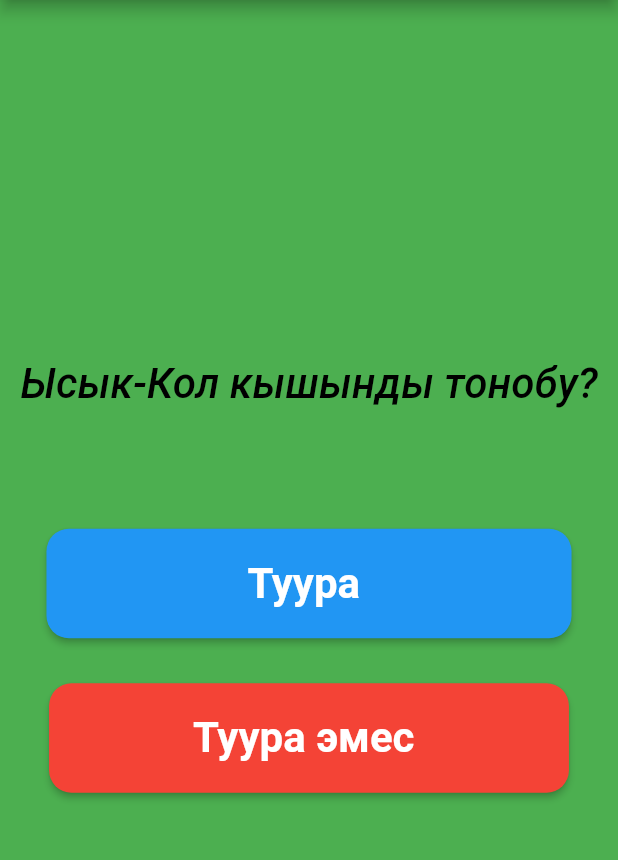
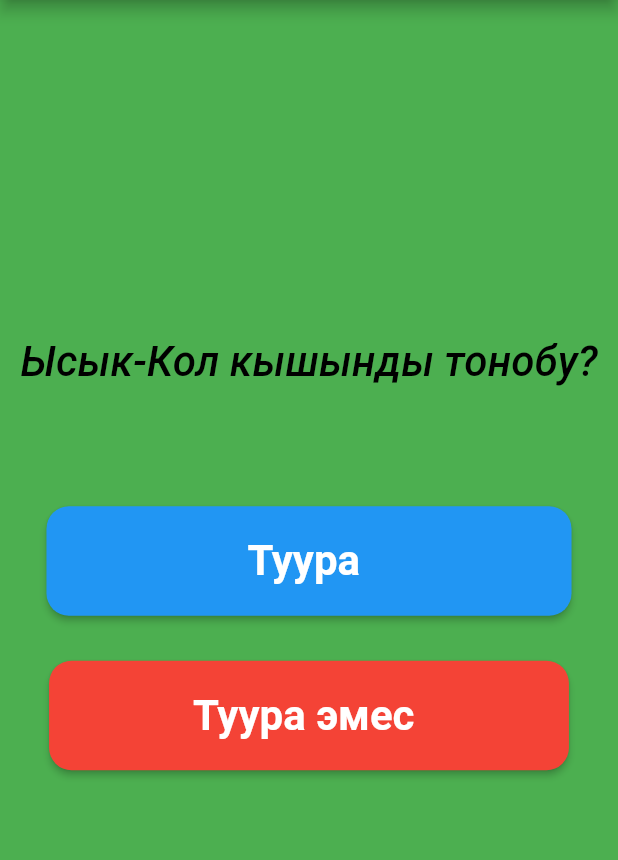
Before and after one commit to zharkynai13/Flutter-bilim, a Flutter app: the screen it shows after launch, after a tap on "Туура", on a phone screen of 412 x 824 dp, the part 84-944 px from its top. Run offline on Flutter 3.47's test engine with Material 2 defaults, Android fonts, the phone set to English and light mode, and no system bars; Roboto replaces fonts that are missing (addressCityAndState).

Commit message:
add small change in home page

```diff
--- a/quiz_app_hw7/lib/home/my_home_page.dart
+++ b/quiz_app_hw7/lib/home/my_home_page.dart
@@ -12,7 +12,7 @@ class MyHomePage extends StatefulWidget {
 
 class _MyHomePageState extends State<MyHomePage> {
   UseQuiz useQuiz = UseQuiz();
-  List<Icon> AddIcon = [];
+  List<Icon> addIcon = [];
 
   void check(bool use ) {
     setState(() {
@@ -22,7 +22,7 @@ class _MyHomePageState extends State<MyHomePage> {
     barrierDismissible: false, // user must tap button!
     builder: (BuildContext context) {
       return AlertDialog( // <-- SEE HERE
-        title: const Text('Cancel booking'),
+        title: const Text('Суроолор бутту'),
         content: SingleChildScrollView(
           child: ListBody(
             children: const <Widget>[
@@ -50,9 +50,9 @@ class _MyHomePageState extends State<MyHomePage> {
   useQuiz.indexZero();
  } else {
   if(useQuiz.joopAllu() == use) {
-    AddIcon.add(const Icon(Icons.check));
+    addIcon.add(const Icon(Icons.check));
   }else {
-    AddIcon.add(const Icon(Icons.clear));
+    addIcon.add(const Icon(Icons.clear));
   }
   useQuiz.nextQuestion();
  }
@@ -115,12 +115,13 @@ class _MyHomePageState extends State<MyHomePage> {
               style: AppTextStyles.falseButtonTextStyle,),
             ),
             ),
+            const SizedBox(height: 30,),
 
             // ListView.builder(
-            //   itemCount: AddIcon.length,
+            //   itemCount: addIcon.length,
             //   scrollDirection: Axis.horizontal,
             //   itemBuilder: (context, index) {
-            //     return AddIcon[];
+            //     return addIcon[index];
 
             // },)
           ],
```
Also changed, not shown: 1 other file.
